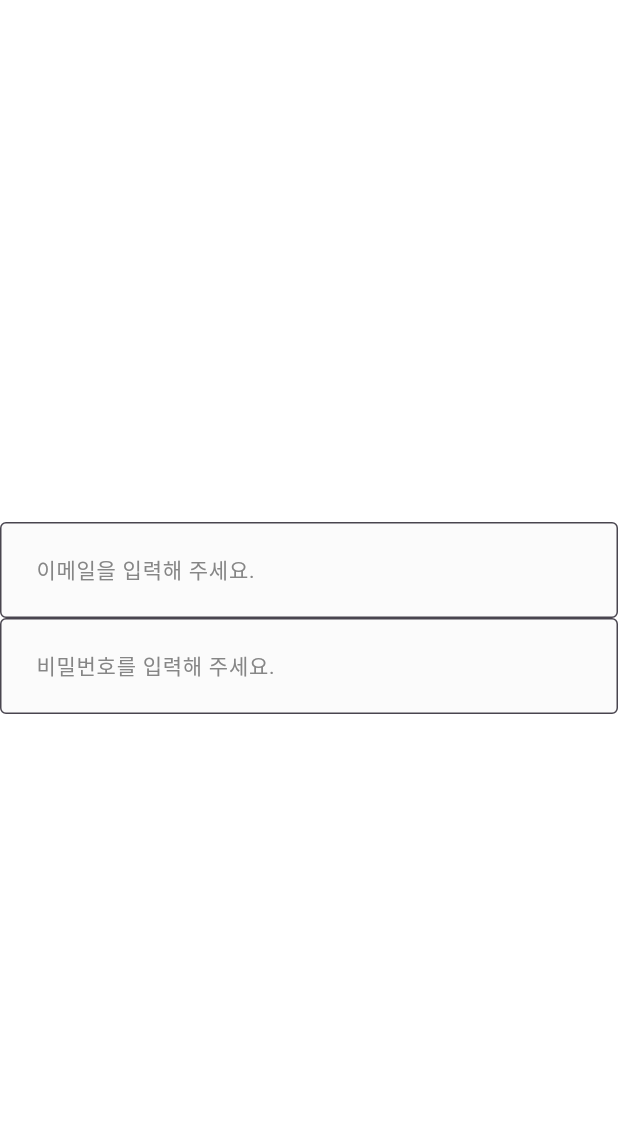
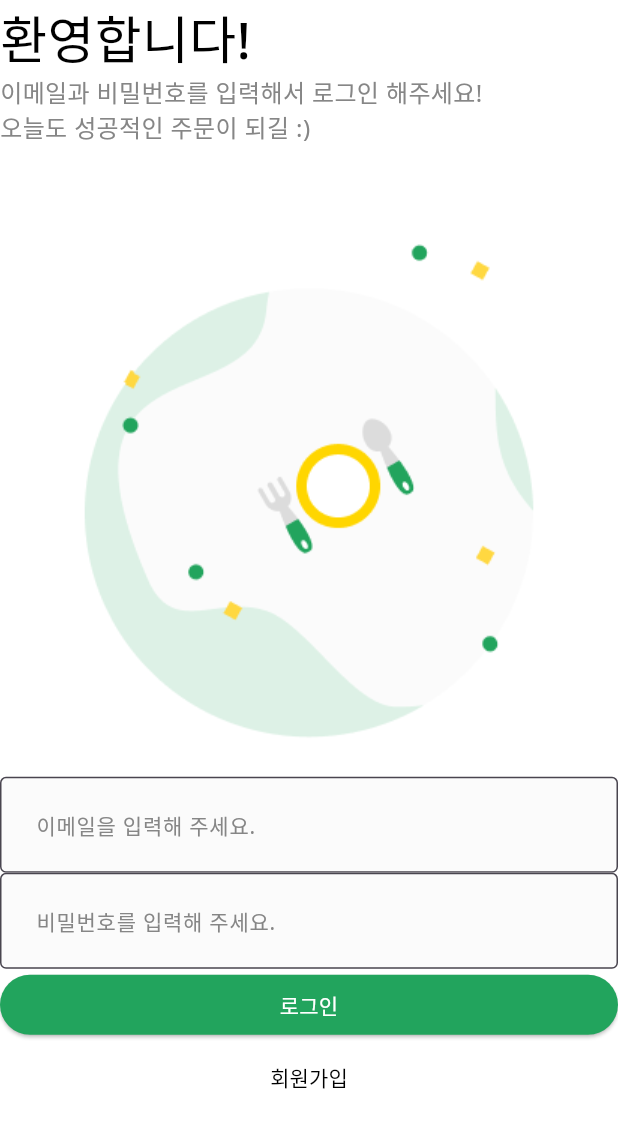
Before and after one commit to eunhyeong99/Delivery_App, a Flutter app: the screen it shows after launch, on a phone screen of 412 x 824 dp. Shown: the top 1128 px of the screen. Run offline on Flutter 3.47's test engine with Material 3 defaults, Android fonts, the phone set to English and light mode, and no system bars.

Commit message:
feat: UI 배치하기

```diff
--- /dev/null
+++ b/lib/common/layout/default_layout.dart
@@ -0,0 +1,18 @@
+import 'package:flutter/material.dart';
+
+class DefaultLayout extends StatelessWidget {
+  final Widget child;
+
+  const DefaultLayout({
+    required this.child,
+    super.key,
+  });
+
+  @override
+  Widget build(BuildContext context) {
+    return Scaffold(
+      backgroundColor: Colors.white,
+      body: child,
+    );
+  }
+}
--- a/lib/main.dart
+++ b/lib/main.dart
@@ -1,3 +1,4 @@
+import 'package:actual/user/view/login_screen.dart';
 import 'package:flutter/material.dart';
 
 import 'common/component/custom_text_form_field.dart';
@@ -14,24 +15,11 @@ class _App extends StatelessWidget {
   @override
   Widget build(BuildContext context) {
     return MaterialApp(
+      theme: ThemeData(
+        fontFamily: 'NotoSans',
+      ),
       debugShowCheckedModeBanner: false,
-      home: Scaffold(
-        backgroundColor: Colors.white,
-        body: Column(
-          mainAxisAlignment: MainAxisAlignment.center,
-          children: [
-            CustomTextFormField(
-              hintText: '이메일을 입력해 주세요.',
-              onChanged: (String value) {},
-            ),
-            CustomTextFormField(
-              hintText: '비밀번호를 입력해 주세요.',
-              obscureText: true,
-              onChanged: (String value) {},
-            ),
-          ],
-        ),
-      ),
+      home: LoginScreen(),
     );
   }
 }
--- /dev/null
+++ b/lib/user/view/login_screen.dart
@@ -0,0 +1,89 @@
+import 'package:actual/common/const/colors.dart';
+import 'package:actual/common/layout/default_layout.dart';
+import 'package:flutter/material.dart';
+
+import '../../common/component/custom_text_form_field.dart';
+
+class LoginScreen extends StatelessWidget {
+  const LoginScreen({super.key});
+
+  @override
+  Widget build(BuildContext context) {
+    return DefaultLayout(
+      child: SafeArea(
+        top: true,
+        bottom: false,
+        child: Column(
+          crossAxisAlignment: CrossAxisAlignment.stretch,
+          children: [
+            _Title(),
+            _SubTitle(),
+            Image.asset(
+              'asset/img/misc/logo.png',
+              width: MediaQuery.of(context).size.width / 3 * 2,
+            ),
+            CustomTextFormField(
+              hintText: '이메일을 입력해 주세요.',
+              onChanged: (String value) {},
+            ),
+            CustomTextFormField(
+              hintText: '비밀번호를 입력해 주세요.',
+              obscureText: true,
+              onChanged: (String value) {},
+            ),
+            ElevatedButton(
+              onPressed: () {},
+              style: ElevatedButton.styleFrom(
+                backgroundColor: PRIMARY_COLOR,
+                foregroundColor: Colors.white,
+              ),
+              child: Text(
+                '로그인',
+              ),
+            ),
+            TextButton(
+              onPressed: () {},
+              style: TextButton.styleFrom(
+                foregroundColor: Colors.black,
+              ),
+              child: Text(
+                '회원가입',
+              ),
+            ),
+          ],
+        ),
+      ),
+    );
+  }
+}
+
+class _SubTitle extends StatelessWidget {
+  const _SubTitle({super.key});
+
+  @override
+  Widget build(BuildContext context) {
+    return Text(
+      '이메일과 비밀번호를 입력해서 로그인 해주세요!\n오늘도 성공적인 주문이 되길 :)',
+      style: TextStyle(
+        fontSize: 16.0,
+        color: BODY_TEXT_COLOR,
+      ),
+    );
+  }
+}
+
+class _Title extends StatelessWidget {
+  const _Title({super.key});
+
+  @override
+  Widget build(BuildContext context) {
+    return Text(
+      '환영합니다!',
+      style: TextStyle(
+        fontSize: 34.0,
+        fontWeight: FontWeight.w500,
+        color: Colors.black,
+      ),
+    );
+  }
+}
```
Also changed, not shown: pubspec.yaml (+25 -0 lines), asset/img/logo/codefactory_logo.png (added), asset/img/logo/logo.png (added), asset/img/misc/logo.png (added), asset/svg/icon/home.svg (added), asset/svg/icon/orders.svg (added), asset/svg/icon/profile.svg (added), asset/svg/icon/search.svg (added), 9 other files.
